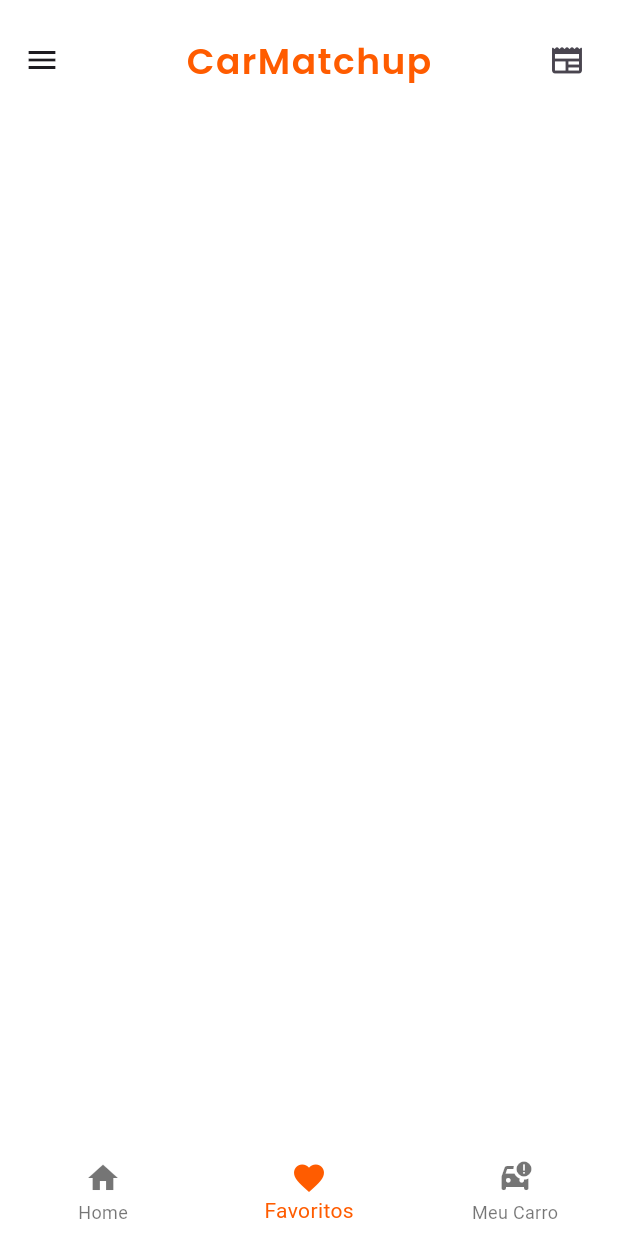
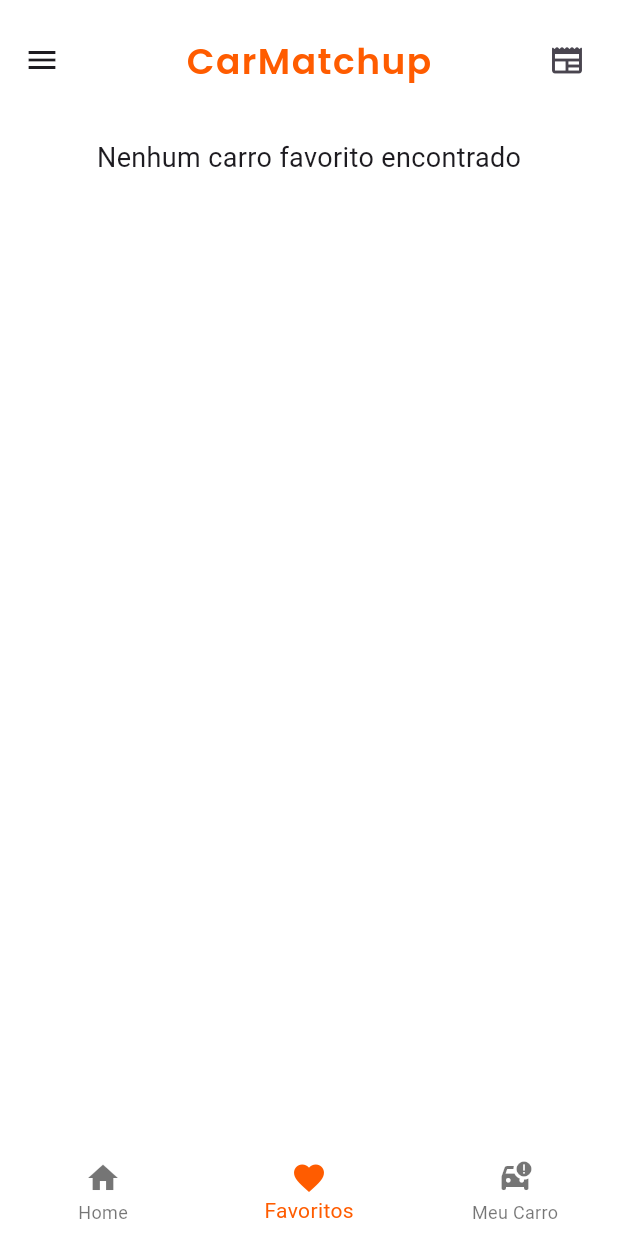
Before and after one commit to devHebertfst/car_matchup, a Flutter app: the CustomPage screen opened directly, swiped to page 2, on a phone screen of 412 x 824 dp. Run offline on Flutter 3.47's test engine with Material 3 defaults, Android fonts, the phone set to English and light mode, and no system bars; our stand-ins replace google_fonts.

Commit message:
salvar dados favoritos

```diff
--- /dev/null
+++ b/lib/carro.dart
@@ -0,0 +1,35 @@
+import 'dart:core';
+
+class Carro{
+  Carro({
+    required this.marca,
+    required this.modelo,
+    required this.anoModelo,
+    required this.combustivel,
+    required this.mesReferencia,
+    required this.valor,
+    required this.isExpanded,
+  });
+
+  String marca;
+  String modelo;
+  String anoModelo;
+  String combustivel;
+  String mesReferencia;
+  String valor;
+  bool isExpanded = false;
+}
+
+class FavoritesManager {
+  static List<Carro> _favoritos = [];
+
+  static List<Carro> get favoritos => _favoritos;
+
+  static void adicionarFavorito(Carro carro) {
+    _favoritos.add(carro);
+  }
+
+  static void removerFavorito(Carro carro) {
+    _favoritos.remove(carro);
+  }
+}
--- a/lib/custom_page.dart
+++ b/lib/custom_page.dart
@@ -89,7 +89,7 @@
               ),
               SizedBox(height: 30),
               ListTile(
-                leading: const Icon(Icons.home),
+                leading: Icon(Icons.home,color: Colors.white),
                 title: Text(
                   'Home',
                   style: GoogleFonts.poppins(
@@ -114,7 +114,7 @@
                           endIndent: 15,
                         ),
               ListTile(
-                leading: const Icon(Icons.favorite),
+                leading: Icon(Icons.favorite, color: Colors.white),
                 title: Text(
                   'Favoritos',
                   style: GoogleFonts.poppins(
@@ -139,7 +139,7 @@
                           endIndent: 15,
                         ),
               ListTile(
-                leading: const Icon(Icons.car_crash),
+                leading: const Icon(Icons.car_crash, color: Colors.white),
                 title: Text(
                   'Meu Carro',
                   style: GoogleFonts.poppins(
--- a/lib/favoritos_page.dart
+++ b/lib/favoritos_page.dart
@@ -1,7 +1,9 @@
+import 'package:car_matchup/carro.dart';
 import 'package:flutter/material.dart';
+import 'package:google_fonts/google_fonts.dart';
 
 class FavoritosPage extends StatefulWidget {
-  const FavoritosPage({super.key});
+  const FavoritosPage({Key? key}) : super(key: key);
 
   @override
   State<FavoritosPage> createState() => _FavoritosPageState();
@@ -12,6 +14,94 @@
   Widget build(BuildContext context) {
     return Scaffold(
       backgroundColor: Colors.white,
+      body: SingleChildScrollView(
+        child: Padding(
+          padding: EdgeInsets.all(12),
+          child: FavoritesManager.favoritos.isEmpty
+              ? Center(
+                  child: Text(
+                    'Nenhum carro favorito encontrado',
+                    style: TextStyle(fontSize: 18),
+                  ),
+                )
+              : ExpansionPanelList(
+                  expandIconColor: Color.fromRGBO(255, 92, 0, 1),
+                  expansionCallback: (int index, bool isExpanded) {
+                    setState(() {
+                      FavoritesManager.favoritos[index].isExpanded = isExpanded;
+                    });
+                  },
+                  children: FavoritesManager.favoritos.map<ExpansionPanel>((Carro carro) {
+                    return ExpansionPanel(
+                      backgroundColor: Colors.white,
+                      isExpanded: carro.isExpanded,
+                      canTapOnHeader: false,
+                      headerBuilder: (BuildContext context, bool isExpanded) {
+                        return ListTile(
+                          title: Text(
+                            carro.modelo,
+                            style: GoogleFonts.poppins(
+                              fontSize: 24,
+                              fontWeight: FontWeight.w700,
+                            ),
+                          ),
+                        );
+                      },
+                      body: Container(
+                        decoration: BoxDecoration(
+                          color: const Color.fromRGBO(237, 238, 239, 1),
+                        ),
+                        child: Column(
+                          crossAxisAlignment: CrossAxisAlignment.start,
+                          children: [
+                            _buildRow('Marca', carro.marca),
+                            _buildRow('Ano Modelo', carro.anoModelo),
+                            _buildRow('Combustível', carro.combustivel),
+                            _buildRow('Mês Referência', carro.mesReferencia),
+                            _buildRow('Valor', carro.valor),
+                            Row(
+                              mainAxisAlignment: MainAxisAlignment.spaceAround,
+                              children: [
+                                IconButton(
+                                  onPressed: () {
+                                    FavoritesManager.removerFavorito(carro);
+                                    setState(() {});
+                                  },
+                                  icon: Icon(Icons.delete_forever, color: Color.fromRGBO(255, 92, 0, 1)),
+                                ),
+                                IconButton(
+                                  onPressed: () {},
+                                  icon: Icon(Icons.car_crash, color: Color.fromRGBO(255, 92, 0, 1)),
+                                ),
+                              ],
+                            ),
+                          ],
+                        ),
+                      ),
+                    );
+                  }).toList(),
+                ),
+        ),
+      ),
+    );
+  }
+
+  Widget _buildRow(String label, String value) {
+    return Padding(
+      padding: const EdgeInsets.symmetric(vertical: 10.0, horizontal: 20.0),
+      child: Row(
+        mainAxisAlignment: MainAxisAlignment.spaceBetween,
+        children: [
+          Text(
+            '$label:',
+            style: GoogleFonts.poppins(fontSize: 16, fontWeight: FontWeight.w400),
+          ),
+          Text(
+            value,
+            style: GoogleFonts.poppins(fontSize: 16, fontWeight: FontWeight.w700),
+          ),
+        ],
+      ),
     );
   }
 }
--- a/lib/home_page.dart
+++ b/lib/home_page.dart
@@ -171,6 +171,7 @@
                                               selectedMarca = marca;
                                               isModeloDisabled = marca == null;
                                               selectedModelo = null;
+                                              selectedAno = null;
                                               isAnoDisabled = true;
                                               modelos = [];
                                               anos = [];
```
Also changed, not shown: lib/Result_page.dart (+17 -26 lines), lib/pessoa_page.dart (+22 -0 lines), 1 other file.
